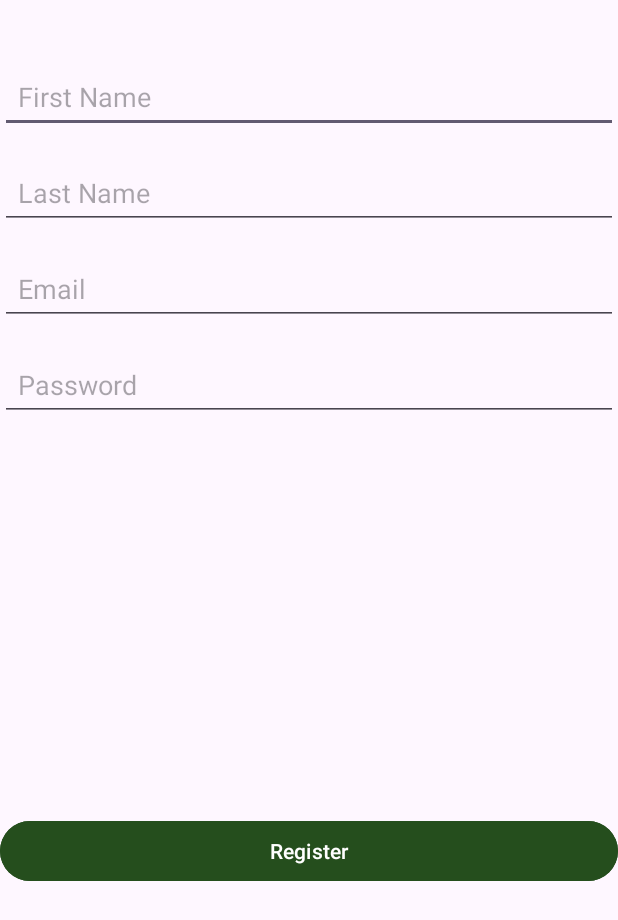
After one commit to roxxxiey/Hard_Training, an Android app: the RegisterActivity screen opened directly, with no data from a screen before it, on a phone screen of 412 x 824 dp. The commit adds this screen. Shown: the top 920 px of the screen. Run offline under Robolectric (Android 15) with nearby library versions, the phone set to English and light mode, and no system bars; our stand-ins replace Room's generated code.

Commit message:
suka java build failed

```diff
--- a/app/src/main/AndroidManifest.xml
+++ b/app/src/main/AndroidManifest.xml
@@ -27,6 +27,8 @@
                 <category android:name="android.intent.category.LAUNCHER" />
             </intent-filter>
         </activity>
+        <activity android:name=".ui.LoginActivity" android:exported="false"/>
+        <activity android:name=".ui.RegisterActivity" android:exported="false"/>
     </application>
 
 </manifest>
--- /dev/null
+++ b/app/src/main/java/com/example/finaluirs/database/AppDatabase.kt
@@ -0,0 +1,29 @@
+package com.example.finaluirs.database
+
+import android.content.Context
+import androidx.room.Database
+import androidx.room.Room
+import androidx.room.RoomDatabase
+import com.example.finaluirs.models.User
+
+@Database(entities = [User::class], version = 1)
+abstract class AppDatabase : RoomDatabase() {
+    abstract fun userDao(): UserDao
+
+    companion object {
+        @Volatile
+        private var INSTANCE: AppDatabase? = null
+
+        fun getDatabase(context: Context): AppDatabase {
+            return INSTANCE ?: synchronized(this) {
+                val instance = Room.databaseBuilder(
+                    context.applicationContext,
+                    AppDatabase::class.java,
+                    "app_database"
+                ).build()
+                INSTANCE = instance
+                instance
+            }
+        }
+    }
+}
--- /dev/null
+++ b/app/src/main/java/com/example/finaluirs/database/UserDao.kt
@@ -0,0 +1,18 @@
+package com.example.finaluirs.database
+
+import androidx.room.Dao
+import androidx.room.Insert
+import androidx.room.Query
+import com.example.finaluirs.models.User
+
+@Dao
+interface UserDao {
+    @Insert
+    suspend fun insertUser(user: User)
+
+    @Query("SELECT * FROM users WHERE email = :email AND password = :password")
+    suspend fun getUser(email: String, password: String): User?
+
+    @Query("SELECT * FROM users WHERE email = :email")
+    suspend fun checkUserExists(email: String): User?
+}
--- /dev/null
+++ b/app/src/main/java/com/example/finaluirs/ui/RegisterActivity.kt
@@ -0,0 +1,40 @@
+package com.example.finaluirs.ui
+
+import android.os.Bundle
+import androidx.appcompat.app.AppCompatActivity
+import com.example.finaluirs.databinding.ActivityRegisterBinding
+import com.example.finaluirs.models.User
+import com.example.finaluirs.repositories.UserRepository
+
+import kotlinx.coroutines.*
+
+class RegisterActivity : AppCompatActivity() {
+    private lateinit var binding: ActivityRegisterBinding
+    private lateinit var repository: UserRepository
+
+    override fun onCreate(savedInstanceState: Bundle?) {
+        super.onCreate(savedInstanceState)
+        binding = ActivityRegisterBinding.inflate(layoutInflater)
+        setContentView(binding.root)
+
+        repository = UserRepository(this)
+
+        binding.btnRegister.setOnClickListener {
+            val firstName = binding.etFirstName.text.toString()
+            val lastName = binding.etLastName.text.toString()
+            val email = binding.etEmail.text.toString()
+            val password = binding.etPassword.text.toString()
+
+            CoroutineScope(Dispatchers.IO).launch {
+                val success = repository.registerUser(User(0, firstName, lastName, email, password))
+                withContext(Dispatchers.Main) {
+                    if (success) {
+                        finish()
+                    } else {
+                        binding.tvError.text = "User already exists"
+                    }
+                }
+            }
+        }
+    }
+}
--- /dev/null
+++ b/app/src/main/res/layout/activity_register.xml
@@ -0,0 +1,73 @@
+<?xml version="1.0" encoding="utf-8"?>
+<androidx.constraintlayout.widget.ConstraintLayout xmlns:android="http://schemas.android.com/apk/res/android"
+    xmlns:app="http://schemas.android.com/apk/res-auto"
+    android:layout_width="match_parent"
+    android:layout_height="match_parent">
+
+    <!-- Поле для First Name -->
+    <EditText
+        android:id="@+id/etFirstName"
+        android:layout_width="0dp"
+        android:layout_height="wrap_content"
+        android:hint="First Name"
+        android:inputType="textPersonName"
+        app:layout_constraintTop_toTopOf="parent"
+        app:layout_constraintStart_toStartOf="parent"
+        app:layout_constraintEnd_toEndOf="parent"
+        android:layout_marginTop="40dp"
+        android:padding="12dp" />
+
+    <!-- Поле для Last Name -->
+    <EditText
+        android:id="@+id/etLastName"
+        android:layout_width="0dp"
+        android:layout_height="wrap_content"
+        android:hint="Last Name"
+        android:inputType="textPersonName"
+        app:layout_constraintTop_toBottomOf="@id/etFirstName"
+        app:layout_constraintStart_toStartOf="parent"
+        app:layout_constraintEnd_toEndOf="parent"
+        android:layout_marginTop="15dp"
+        android:padding="12dp" />
+
+    <!-- Поле для Email -->
+    <EditText
+        android:id="@+id/etEmail"
+        android:layout_width="0dp"
+        android:layout_height="wrap_content"
+        android:hint="Email"
+        android:inputType="textEmailAddress"
+        app:layout_constraintTop_toBottomOf="@id/etLastName"
+        app:layout_constraintStart_toStartOf="parent"
+        app:layout_constraintEnd_toEndOf="parent"
+        android:layout_marginTop="15dp"
+        android:padding="12dp" />
+
+    <!-- Поле для Password -->
+    <EditText
+        android:id="@+id/etPassword"
+        android:layout_width="0dp"
+        android:layout_height="wrap_content"
+        android:hint="Password"
+        android:inputType="textPassword"
+        app:layout_constraintTop_toBottomOf="@id/etEmail"
+        app:layout_constraintStart_toStartOf="parent"
+        app:layout_constraintEnd_toEndOf="parent"
+        android:layout_marginTop="15dp"
+        android:padding="12dp" />
+
+    <!-- Кнопка Register -->
+    <Button
+        android:id="@+id/btnRegister"
+        android:layout_width="0dp"
+        android:layout_height="wrap_content"
+        android:layout_marginTop="30dp"
+        android:backgroundTint="@color/teal_700"
+        android:text="Register"
+        android:textColor="@android:color/white"
+        app:layout_constraintBottom_toBottomOf="parent"
+        app:layout_constraintEnd_toEndOf="parent"
+        app:layout_constraintStart_toStartOf="parent"
+        app:layout_constraintTop_toBottomOf="@id/etPassword" />
+
+</androidx.constraintlayout.widget.ConstraintLayout>
--- a/app/src/main/res/layout/fragment_person.xml
+++ b/app/src/main/res/layout/fragment_person.xml
@@ -25,6 +25,7 @@
         android:src="@drawable/profile"/>
 
         <TextView
+            android:id="@+id/avatar_name"
             android:layout_width="wrap_content"
             android:layout_height="wrap_content"
             android:layout_gravity="center"
@@ -66,6 +67,7 @@
             android:layout_marginLeft="5dp"/>
 
         <TextView
+            android:id="@+id/first_name_text"
             android:layout_width="wrap_content"
             android:layout_height="wrap_content"
             android:text="Aleksei"
@@ -108,6 +110,7 @@
             android:layout_marginLeft="5dp"/>
 
         <TextView
+            android:id="@+id/last_name_text"
             android:layout_width="wrap_content"
             android:layout_height="wrap_content"
             android:text="Donela"
@@ -149,6 +152,7 @@
             android:layout_marginLeft="5dp"/>
 
         <TextView
+            android:id="@+id/email_text"
             android:layout_width="wrap_content"
             android:layout_height="wrap_content"
             android:text="asd@tpu.ru"
--- a/app/src/main/res/values/colors.xml
+++ b/app/src/main/res/values/colors.xml
@@ -14,5 +14,6 @@
     <color name="lite_blue">#95CCE3</color>
     <color name="lite_greey">#F1F1F1</color>
     <color name="pink">#F6CFCF</color>
+    <color name="teal_700">#254E1D</color>
 
 </resources>
--- a/app/src/main/res/values/strings.xml
+++ b/app/src/main/res/values/strings.xml
@@ -2,4 +2,5 @@
     <string name="app_name">UIRS</string>
     <!-- TODO: Remove or change this placeholder text -->
     <string name="hello_blank_fragment">Hello blank fragment</string>
+    <string name="don_t_have_an_account_register">Don\'t have an account? Register</string>
 </resources>
```
Also changed, not shown: app/build.gradle.kts (+7 -0 lines), app/src/main/java/com/example/finaluirs/database/UserManager.kt (added, +20 -0 lines), app/src/main/java/com/example/finaluirs/fragments/HomeFragment.kt (+16 -0 lines), app/src/main/java/com/example/finaluirs/fragments/PersonFragment.kt (+35 -0 lines), app/src/main/java/com/example/finaluirs/models/User.kt (added, +13 -0 lines), app/src/main/java/com/example/finaluirs/models/UserViewMode.kt (added, +27 -0 lines), app/src/main/java/com/example/finaluirs/repositories/UserRepository.kt (added, +24 -0 lines), app/src/main/java/com/example/finaluirs/ui/LoginActivity.kt (added, +44 -0 lines), app/src/main/res/layout/activity_login.xml (added, +58 -0 lines).
